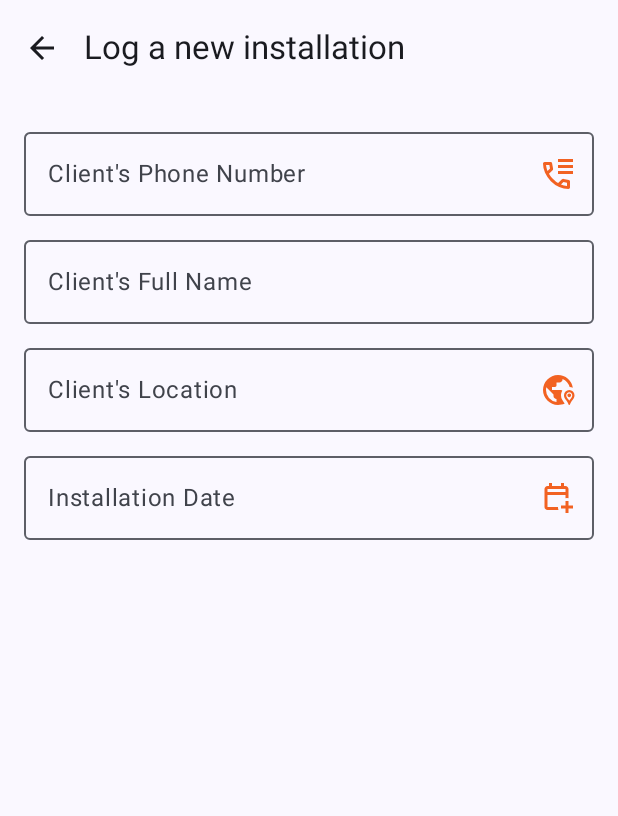
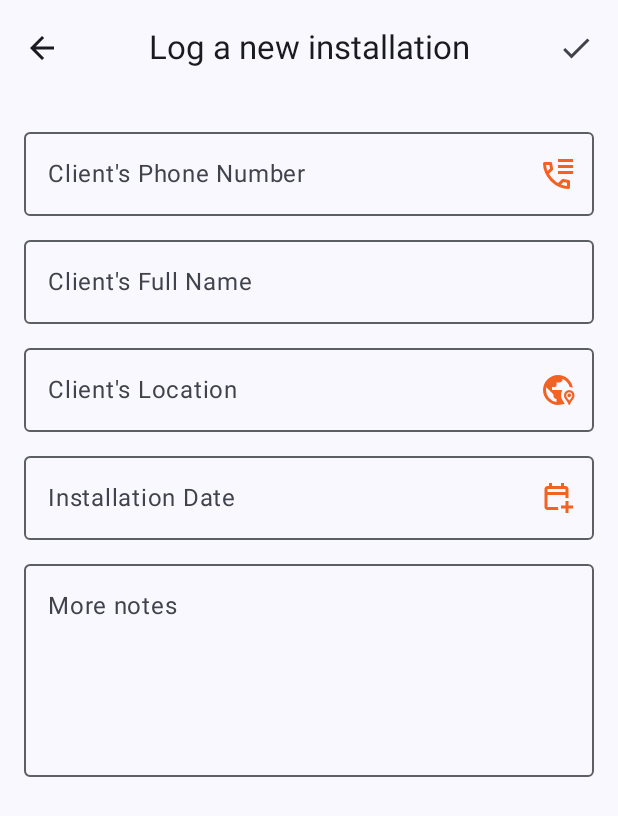
Before and after one commit to ken-neddy/BeamNetworks, an Android app built with Jetpack Compose: the screen it shows after launch (MainActivity), after a tap on "Log an installation", on a phone screen of 412 x 824 dp. Shown: the top 816 px of the screen. Run offline under Robolectric (Android 15) with nearby library versions, the phone set to English and light mode, and no system bars.

Commit message:
Ui changes

```diff
--- a/app/src/main/java/com/helper/beamnetworks/LogInstallationFile.kt
+++ b/app/src/main/java/com/helper/beamnetworks/LogInstallationFile.kt
@@ -5,10 +5,13 @@ import androidx.compose.foundation.layout.Spacer
 import androidx.compose.foundation.layout.fillMaxWidth
 import androidx.compose.foundation.layout.height
 import androidx.compose.foundation.layout.padding
+import androidx.compose.foundation.rememberScrollState
 import androidx.compose.foundation.text.KeyboardOptions
+import androidx.compose.foundation.verticalScroll
 import androidx.compose.material.icons.Icons
 import androidx.compose.material.icons.automirrored.filled.ArrowBack
-import androidx.compose.material.icons.filled.DateRange
+import androidx.compose.material.icons.filled.Check
+import androidx.compose.material3.CenterAlignedTopAppBar
 import androidx.compose.material3.DatePicker
 import androidx.compose.material3.DatePickerDialog
 import androidx.compose.material3.ExperimentalMaterial3Api
@@ -18,7 +21,6 @@ import androidx.compose.material3.OutlinedTextField
 import androidx.compose.material3.Scaffold
 import androidx.compose.material3.Text
 import androidx.compose.material3.TextButton
-import androidx.compose.material3.TopAppBar
 import androidx.compose.material3.rememberDatePickerState
 import androidx.compose.runtime.Composable
 import androidx.compose.runtime.getValue
@@ -45,6 +47,7 @@ fun LogInstallationScreen(navController: NavController) {
     var clientPhone by remember { mutableStateOf("") }
     var clientLocation by remember { mutableStateOf("") }
     var installationDate by remember { mutableStateOf("") }
+    var moreNotes by remember { mutableStateOf("") }
     val datePickerState = rememberDatePickerState()
     var showDatePicker by remember { mutableStateOf(false) }
 
@@ -80,7 +83,7 @@ fun LogInstallationScreen(navController: NavController) {
 
     Scaffold(
         topBar = {
-            TopAppBar(
+            CenterAlignedTopAppBar(
                 title = { Text("Log a new installation") },
                 navigationIcon = {
                     IconButton(onClick = { navController.popBackStack() }) {
@@ -89,11 +92,24 @@ fun LogInstallationScreen(navController: NavController) {
                             contentDescription = "Back"
                         )
                     }
+                },
+                actions = {
+                    IconButton(onClick = { /* TODO: Handle submission */ }) {
+                        Icon(
+                            imageVector = Icons.Default.Check,
+                            contentDescription = "Submit"
+                        )
+                    }
                 }
             )
         }
     ) { innerPadding ->
-        Column(modifier = Modifier.padding(innerPadding).padding(16.dp)) {
+        Column(
+            modifier = Modifier
+                .padding(innerPadding)
+                .padding(16.dp)
+                .verticalScroll(rememberScrollState())
+        ) {
             OutlinedTextField(
                 value = clientPhone,
                 onValueChange = { clientPhone = it },
@@ -145,10 +161,19 @@ fun LogInstallationScreen(navController: NavController) {
                         Icon(
                             painter = painterResource(id = R.drawable.calendar_add_on_24px),
                             contentDescription = "Select Date",
-                                    tint = Color.Unspecified
+                            tint = Color.Unspecified
                         )
                     }
                 }
+            )
+            Spacer(modifier = Modifier.height(8.dp))
+            OutlinedTextField(
+                value = moreNotes,
+                onValueChange = { moreNotes = it },
+                label = { Text("More notes") },
+                modifier = Modifier
+                    .fillMaxWidth()
+                    .height(150.dp)
             )
         }
     }
--- a/app/src/main/java/com/helper/beamnetworks/ui/theme/Color.kt
+++ b/app/src/main/java/com/helper/beamnetworks/ui/theme/Color.kt
@@ -9,3 +9,8 @@ val Pink80 = Color(0xFFEFB8C8)
 val Purple40 = Color(0xFF6650a4)
 val PurpleGrey40 = Color(0xFF625b71)
 val Pink40 = Color(0xFF7D5260)
+
+val Bluebeam = Color(0xFF30449C)
+val OrangeBeam = Color(0xFFF26222)
+val YellowBeam = Color(0xFFF9AE1A)
+val RedBeam = Color(0xFFE02826)
--- a/app/src/main/java/com/helper/beamnetworks/ui/theme/Theme.kt
+++ b/app/src/main/java/com/helper/beamnetworks/ui/theme/Theme.kt
@@ -18,7 +18,7 @@ private val DarkColorScheme = darkColorScheme(
 )
 
 private val LightColorScheme = lightColorScheme(
-    primary = Purple40,
+    primary = OrangeBeam,
     secondary = PurpleGrey40,
     tertiary = Pink40
 
```
